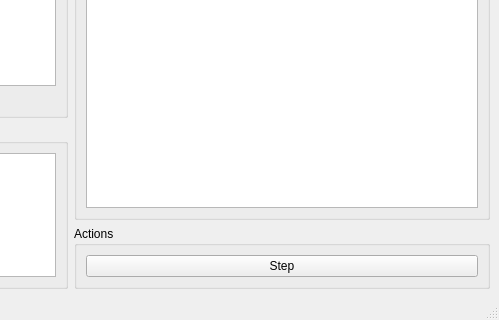
jetSett/TemplatedProcessor, file mainwindow.ui: the form before one commit; both pictures show x 445 to 944 and y 355 to 675 of the 944 by 675 pixel window.
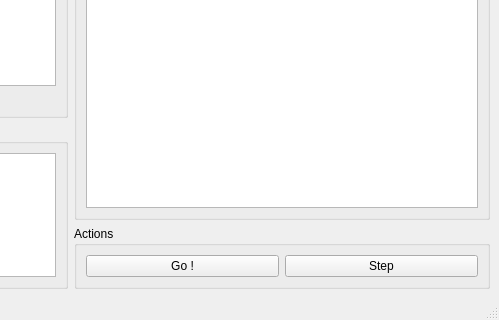
The form after the commit.

Commit message: Screen management

```diff
--- a/mainwindow.ui
+++ b/mainwindow.ui
@@ -109,6 +109,13 @@
            <string>Actions</string>
           </property>
           <layout class="QHBoxLayout" name="horizontalLayout_3">
+           <item>
+            <widget class="QPushButton" name="goButton">
+             <property name="text">
+              <string>Go !</string>
+             </property>
+            </widget>
+           </item>
            <item>
             <widget class="QPushButton" name="stepButton">
              <property name="text">
```
Left out of the diff: 31 changed lines with no effect on the pictures. The commit also changes 4 other files.
